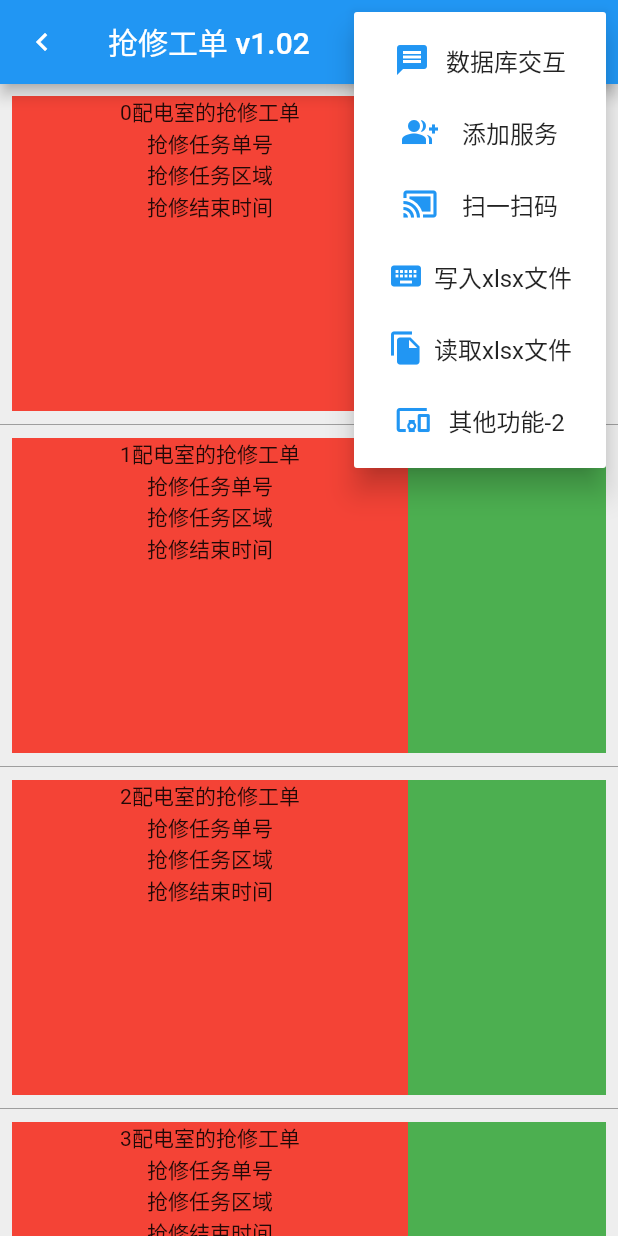
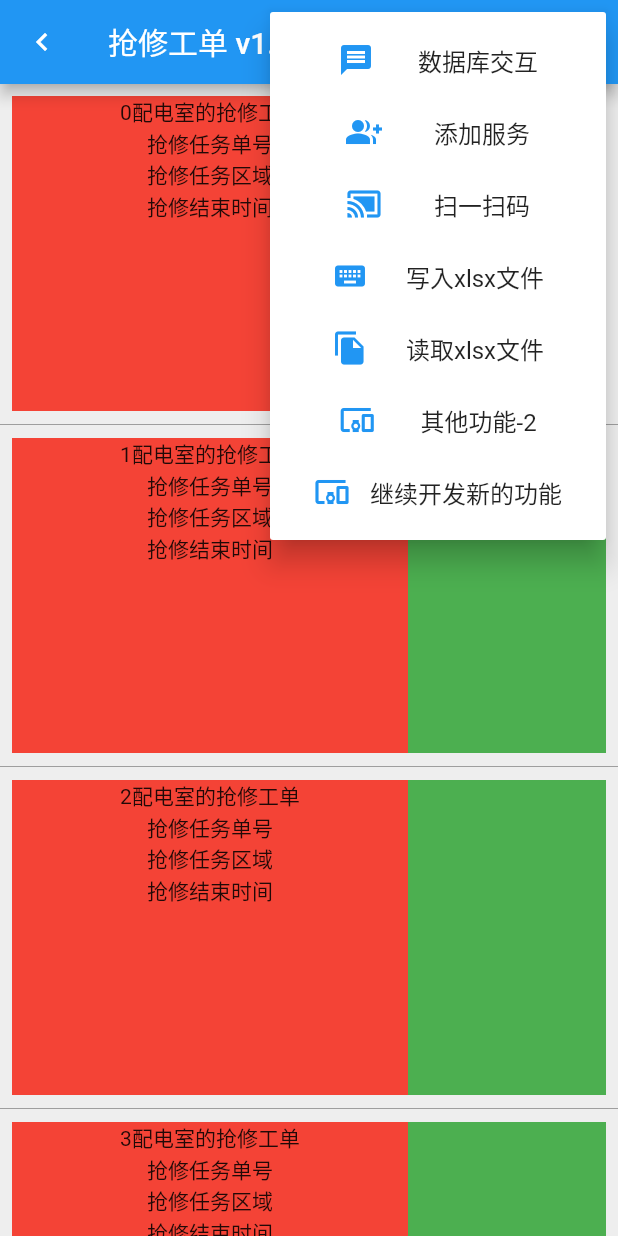
Before and after one commit to libz1/flutter_app, a Flutter app: the screen it shows after launch, after a tap on the "more vert" icon, on a phone screen of 412 x 824 dp. Run offline on Flutter 3.47's test engine with Material 2 defaults, Android fonts, the phone set to English and light mode, and no system bars; our stand-ins replace file_picker, sqflite; missing offline and left inert: excel, images_picker, scan; accounts and stored records are empty.

Commit message:
继续开发新的功能

```diff
--- a/lib/main.dart
+++ b/lib/main.dart
@@ -706,6 +706,7 @@ class _HomePage3State extends State<HomePage3> {
                 buildPopupMenuItem(Icons.keyboard, '写入xlsx文件', 'D'),
                 buildPopupMenuItem(Icons.file_copy, '读取xlsx文件', 'E'),
                 buildPopupMenuItem(Icons.devices_other, '其他功能-2', 'F'),
+                buildPopupMenuItem(Icons.devices_other, '继续开发新的功能', 'G'),
               ],
               onSelected: (String action) {
                 // 点击选项的时候
```
